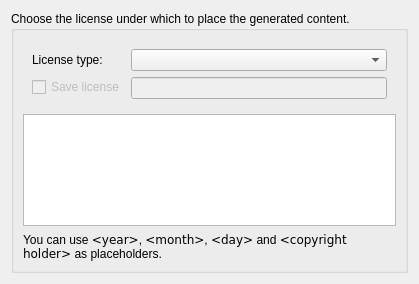
The window that plugins/filetemplates/ui/licensechooser.ui (KDE/kdevelop) describes before a commit, drawn with Qt 5.
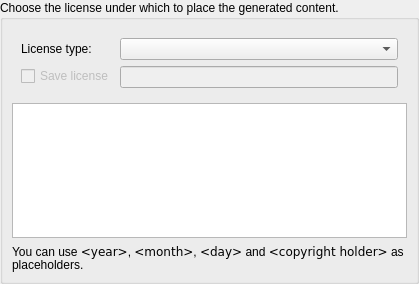
The same window after the commit. Custom widgets are drawn as their Qt base class.

Commit message:
filetemplates wizard: remove extra margins around pages
GIT_SILENT

```diff
--- a/plugins/filetemplates/ui/licensechooser.ui
+++ b/plugins/filetemplates/ui/licensechooser.ui
@@ -11,6 +11,18 @@
    </rect>
   </property>
   <layout class="QHBoxLayout" name="horizontalLayout">
+   <property name="leftMargin">
+    <number>0</number>
+   </property>
+   <property name="topMargin">
+    <number>0</number>
+   </property>
+   <property name="rightMargin">
+    <number>0</number>
+   </property>
+   <property name="bottomMargin">
+    <number>0</number>
+   </property>
    <item>
     <widget class="QGroupBox" name="groupBox">
      <property name="title">
```
The commit also changes 6 other files.
